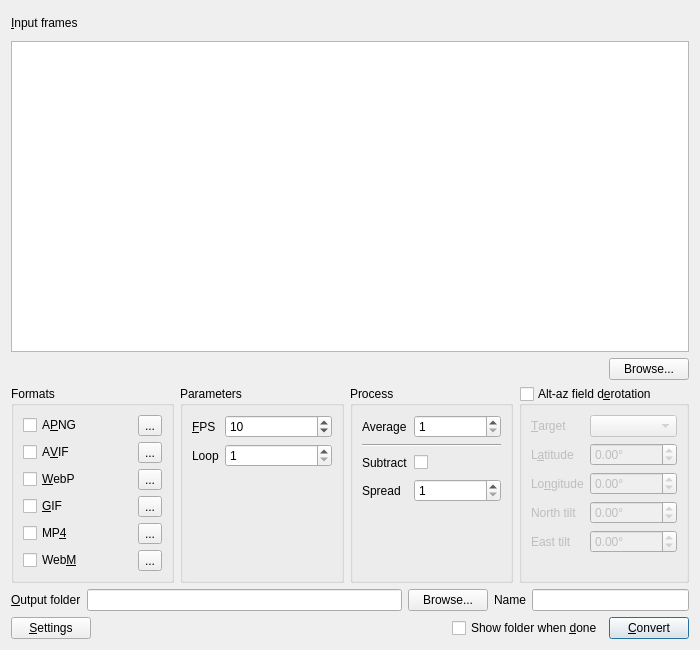
EthanChappel/HQ-Animate, file mainframe.ui: the form before one commit.
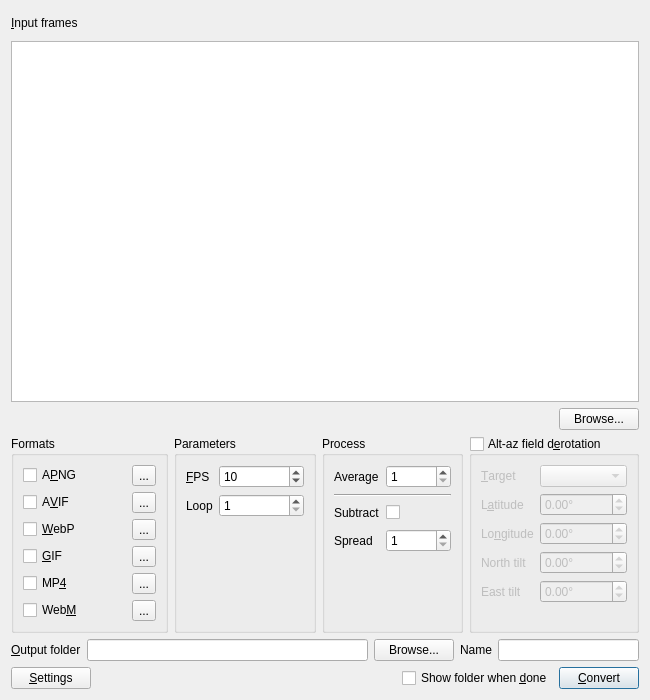
The form after the commit.

Commit message: Change default window size.

What changed in the file:
```diff
--- a/mainframe.ui
+++ b/mainframe.ui
@@ -6,14 +6,14 @@
    <rect>
     <x>0</x>
     <y>0</y>
-    <width>700</width>
-    <height>650</height>
+    <width>650</width>
+    <height>700</height>
    </rect>
   </property>
   <property name="minimumSize">
    <size>
-    <width>700</width>
-    <height>650</height>
+    <width>650</width>
+    <height>700</height>
    </size>
   </property>
   <property name="maximumSize">
```
The commit also changes 3 other files.
